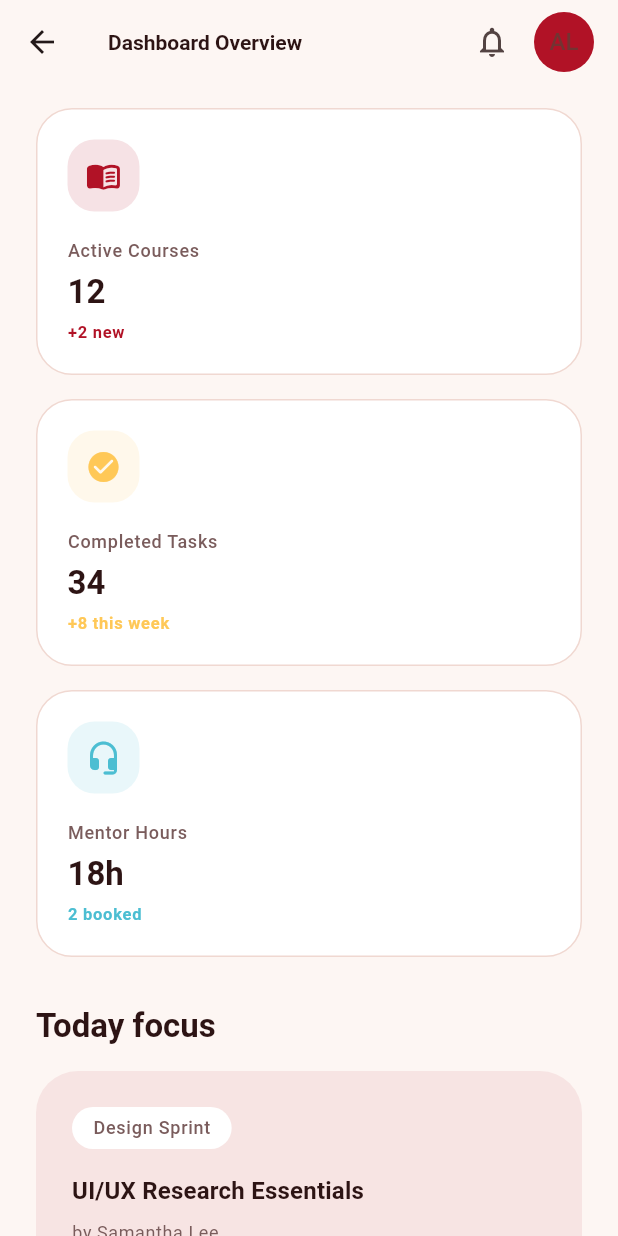
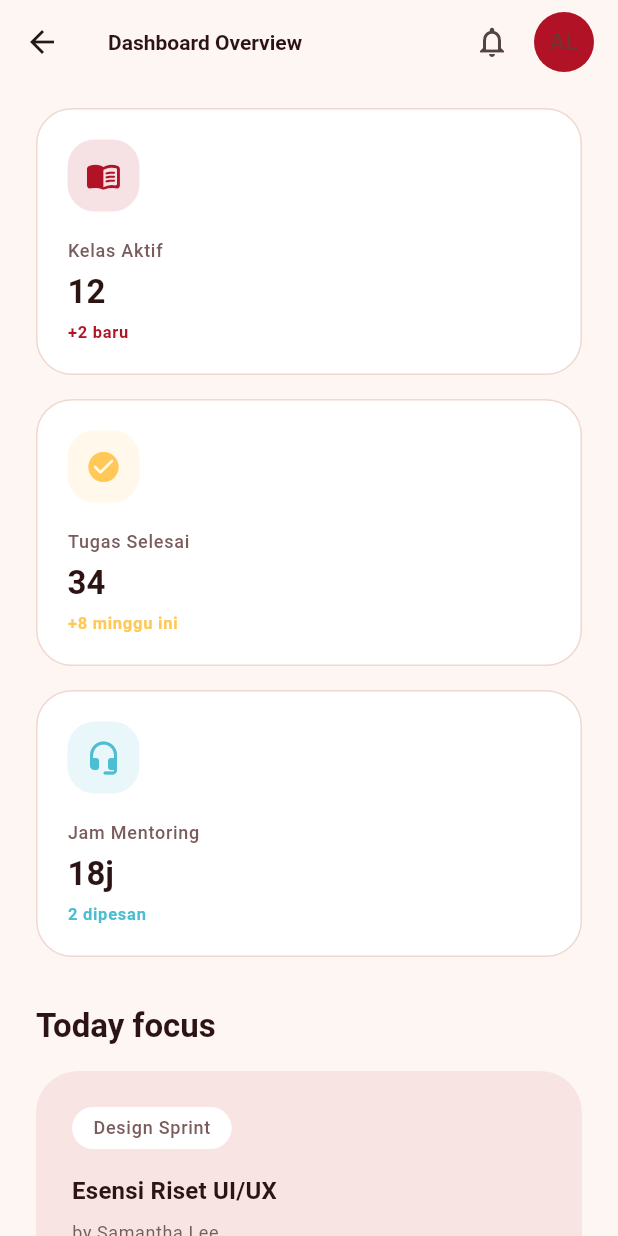
Before and after one commit to AlvinSetyaPranata/tugas_uas, a Flutter app: the DashboardScreen screen opened by its route, on a phone screen of 412 x 824 dp. Run offline on Flutter 3.47's test engine with Material 3 defaults, Android fonts, the phone set to English and light mode, and no system bars; our stand-ins replace image_picker; Roboto replaces fonts that are missing (Plus Jakarta Sans).

```diff
--- a/lib/data/lms_data.dart
+++ b/lib/data/lms_data.dart
@@ -50,21 +50,21 @@ class QuickStat {
 
 const featuredCourses = <Course>[
   Course(
-    title: 'UI/UX Research Essentials',
+    title: 'Esensi Riset UI/UX',
     category: 'Design Sprint',
     teacher: 'Samantha Lee',
     progress: 0.65,
     color: AppColors.primary,
   ),
   Course(
-    title: 'Advanced Motion Graphics',
-    category: 'Animation',
+    title: 'Motion Graphics Lanjutan',
+    category: 'Animasi',
     teacher: 'Andrew Porter',
     progress: 0.45,
     color: AppColors.accent,
   ),
   Course(
-    title: 'Front-end Architecture',
+    title: 'Arsitektur Front-end',
     category: 'Web Dev',
     teacher: 'Lucia Torres',
     progress: 0.82,
@@ -74,20 +74,20 @@ const featuredCourses = <Course>[
 
 const todaysSchedule = <ScheduleItem>[
   ScheduleItem(
-    course: 'Design Critique Session',
-    time: '09:30 - 11:00 AM',
-    location: 'Room Aurora',
+    course: 'Sesi Kritik Desain',
+    time: '09:30 - 11:00 WIB',
+    location: 'Ruang Aurora',
     avatar: 'SL',
   ),
   ScheduleItem(
-    course: 'React Native Workshop',
-    time: '12:30 - 02:00 PM',
-    location: 'Room Nova',
+    course: 'Workshop React Native',
+    time: '12:30 - 14:00 WIB',
+    location: 'Ruang Nova',
     avatar: 'AP',
   ),
   ScheduleItem(
-    course: 'Career Coaching',
-    time: '03:00 - 04:00 PM',
+    course: 'Bimbingan Karir',
+    time: '15:00 - 16:00 WIB',
     location: 'Virtual',
     avatar: 'LT',
   ),
@@ -95,34 +95,34 @@ const todaysSchedule = <ScheduleItem>[
 
 const quickStats = <QuickStat>[
   QuickStat(
-    label: 'Active Courses',
+    label: 'Kelas Aktif',
     value: '12',
-    delta: '+2 new',
+    delta: '+2 baru',
     icon: Icons.menu_book_rounded,
     color: AppColors.primary,
   ),
   QuickStat(
-    label: 'Completed Tasks',
+    label: 'Tugas Selesai',
     value: '34',
-    delta: '+8 this week',
+    delta: '+8 minggu ini',
     icon: Icons.check_circle_rounded,
     color: AppColors.secondary,
   ),
   QuickStat(
-    label: 'Mentor Hours',
-    value: '18h',
-    delta: '2 booked',
+    label: 'Jam Mentoring',
+    value: '18j',
+    delta: '2 dipesan',
     icon: Icons.headset_mic_rounded,
     color: AppColors.accent,
   ),
 ];
 
 const categories = <String>[
-  'All',
-  'Design',
-  'Development',
-  'Business',
-  'Marketing',
+  'Semua',
+  'Desain',
+  'Pengembangan',
+  'Bisnis',
+  'Pemasaran',
   'Soft Skills',
 ];
 
@@ -176,23 +176,23 @@ class BulletinItem {
 
 const studentMetrics = <StudentMetric>[
   StudentMetric(
-    label: 'Attendance',
+    label: 'Kehadiran',
     value: '92%',
-    helper: 'On track this month',
+    helper: 'Aman bulan ini',
     color: AppColors.secondary,
     icon: Icons.task_alt_rounded,
   ),
   StudentMetric(
-    label: 'Assignments',
+    label: 'Tugas',
     value: '18/20',
-    helper: '2 waiting for review',
+    helper: '2 menunggu review',
     color: AppColors.accent,
     icon: Icons.assignment_turned_in_outlined,
   ),
   StudentMetric(
     label: 'Mentoring',
-    value: '6h',
-    helper: 'Book next session',
+    value: '6j',
+    helper: 'Jadwalkan sesi',
     color: AppColors.primary,
     icon: Icons.headset_mic_rounded,
   ),
```
Also changed, not shown: lib/screens/login_screen.dart (+158 -69 lines).
